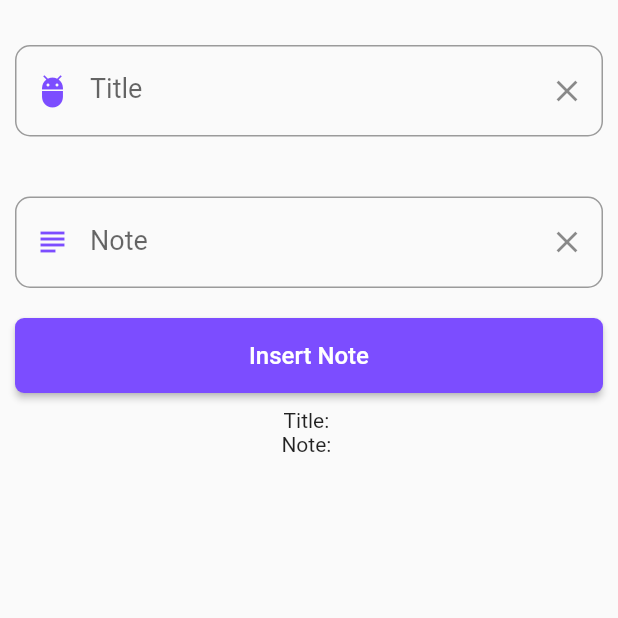
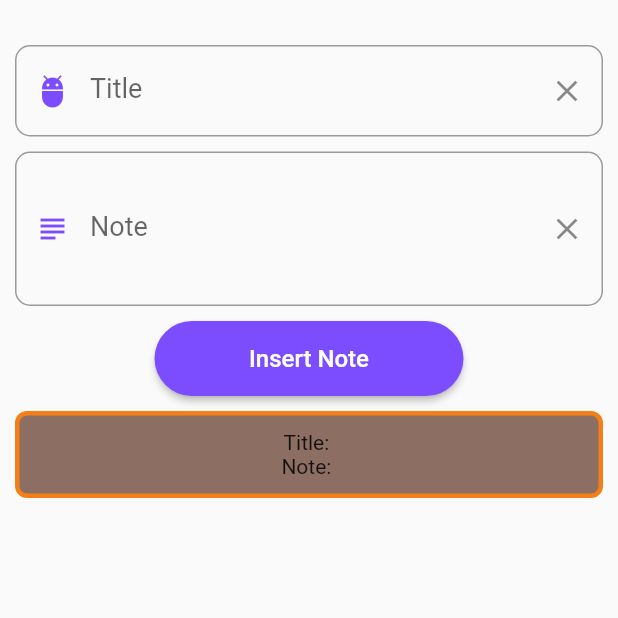
Before and after one commit to vunh92/vunh_app_ft, a Flutter app: the NoteHome screen opened directly, after a tap on "Insert Note", on a phone screen of 412 x 824 dp, the top half of it. Run offline on Flutter 3.47's test engine with Material 2 defaults, Android fonts, the phone set to English and light mode, and no system bars; our stand-ins replace badges, firebase_auth, fluttertoast; accounts and stored records are empty.

Commit message:
update design note title

```diff
--- a/lib/screens/navigations/navigation_home.dart
+++ b/lib/screens/navigations/navigation_home.dart
@@ -10,24 +10,24 @@ class NavigationHome extends StatefulWidget {
 
 class _HomePageState extends State<NavigationHome> with TickerProviderStateMixin<NavigationHome> {
   int _currentIndex = 0;
-  List<Key> _destinationKeys;
-  List<AnimationController> _faders;
+  // List<Key> _destinationKeys;
+  // List<AnimationController> _faders;
 
   @override
   void initState() {
     super.initState();
 
-    _faders = allDestinations.map<AnimationController>((Destination destination) {
-      return AnimationController(vsync: this, duration: Duration(milliseconds: 2000));
-    }).toList();
-    _faders[_currentIndex].value = 1.0;
-    _destinationKeys = List<Key>.generate(allDestinations.length, (int index) => GlobalKey()).toList();
+    // _faders = allDestinations.map<AnimationController>((Destination destination) {
+    //   return AnimationController(vsync: this, duration: Duration(milliseconds: 2000));
+    // }).toList();
+    // _faders[_currentIndex].value = 1.0;
+    // _destinationKeys = List<Key>.generate(allDestinations.length, (int index) => GlobalKey()).toList();
   }
 
   @override
   void dispose() {
-    for (AnimationController controller in _faders)
-      controller.dispose();
+    // for (AnimationController controller in _faders)
+    //   controller.dispose();
     super.dispose();
   }
 
--- a/lib/screens/note_home.dart
+++ b/lib/screens/note_home.dart
@@ -37,8 +37,10 @@ class NoteHomeState extends State<NoteHome> {
         child: Column(
           children: <Widget>[
             Padding(
-              padding: const EdgeInsets.fromLTRB(0, 20, 0, 20),
+              padding: const EdgeInsets.fromLTRB(0, 20, 0, 0),
               child: TextField(
+                minLines: 1,
+                maxLines: 2,
                 controller: _titleController,
                 style: TextStyle(fontSize: 18, color: Colors.black),
                 decoration: InputDecoration(
@@ -60,8 +62,9 @@ class NoteHomeState extends State<NoteHome> {
               ),
             ),
             Padding(
-              padding: const EdgeInsets.fromLTRB(0, 20, 0, 20),
+              padding: const EdgeInsets.fromLTRB(0, 10, 0, 10),
               child: TextField(
+                maxLines: 3,
                 controller: _noteController,
                 style: TextStyle(fontSize: 18, color: Colors.black),
                 decoration: InputDecoration(
@@ -82,9 +85,11 @@ class NoteHomeState extends State<NoteHome> {
                 ),
               ),
             ),
-            Container(
+            Padding(
+              padding: const EdgeInsets.only(bottom: 8.0),
+              child: Container(
                 height: 50,
-              width: double.infinity,
+                width: MediaQuery.of(context).size.width/2,
                 child: RaisedButton(
                   onPressed: _insertNoteClicked,
                   child: Text(
@@ -93,12 +98,13 @@ class NoteHomeState extends State<NoteHome> {
                   ),
                   color: Colors.deepPurpleAccent,
                   shape: RoundedRectangleBorder(
-                    borderRadius: BorderRadius.all(Radius.circular(6))
+                      borderRadius: BorderRadius.all(Radius.circular(30))
+                  ),
                 ),
               ),
             ),
             //item Note
-            itemNoteView(),
+            itemNoteListView(),
           ],
         ),
       ),
@@ -114,12 +120,26 @@ class NoteHomeState extends State<NoteHome> {
     });
   }
 
-  Widget itemNoteView() {
+  Widget itemNoteListView() {
     return noteTitleList.length <= 0 ? Container() : Expanded(
       child: ListView.builder(
         itemCount: noteTitleList.length,
         itemBuilder: (context, index) {
+          return itemNote(index);
+        },),
+    );
+  }
+
+  Widget itemNote(int index) {
     return Padding(
+      padding: const EdgeInsets.only(top: 2, bottom: 2),
+      child: Container(
+        decoration: BoxDecoration(
+          color: Colors.brown[400],
+          borderRadius: BorderRadius.all(new Radius.circular(8)),
+          border: Border.all(color: Colors.yellow[900], width: 3)
+        ),
+        child: Padding(
           padding: const EdgeInsets.all(10),
           child: Column(
             children: <Widget>[
@@ -127,8 +147,8 @@ class NoteHomeState extends State<NoteHome> {
               Text('Note: ' + noteTitleList[index].note),
             ],
           ),
-          );
-        },),
+        ),
+      ),
     );
   }
 }
```
Lines whose indentation alone changed are shown as unchanged.
